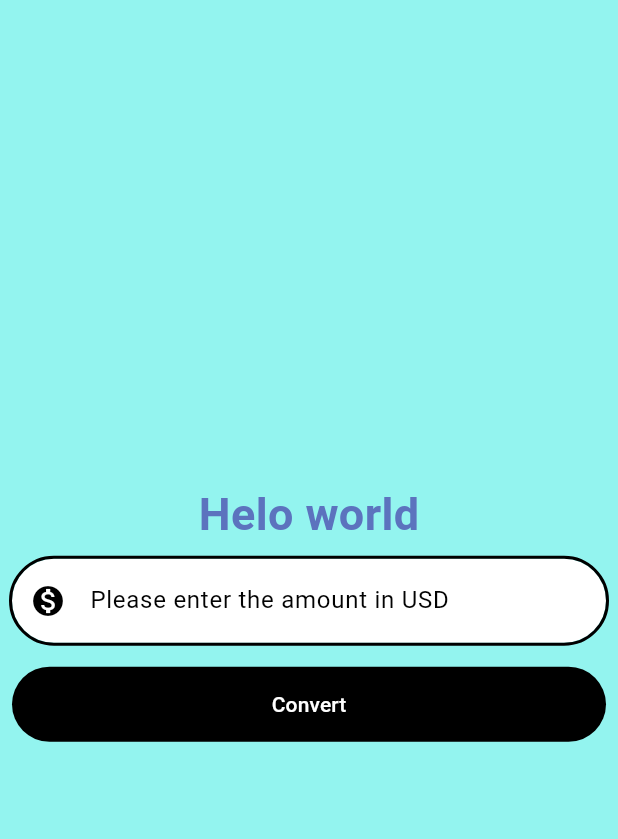
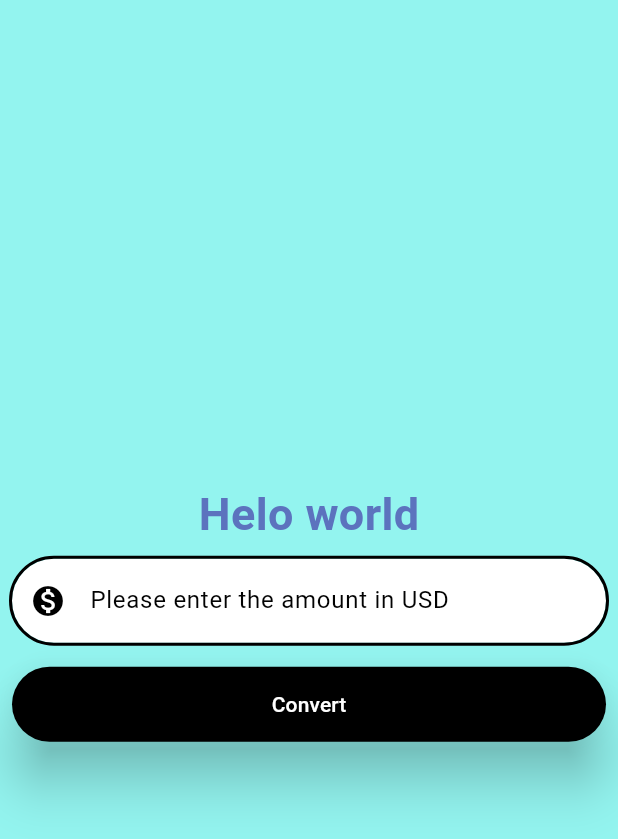
Before and after one commit to shinitks/Currency_Convertor, a Flutter app: the screen it shows after launch, on a phone screen of 412 x 824 dp. Shown: the top 839 px of the screen. Run offline on Flutter 3.47's test engine with Material 3 defaults, Android fonts, the phone set to English and light mode, and no system bars.

Commit message:
ElevatedButton

```diff
--- a/lib/currency_convertor_material_page.dart
+++ b/lib/currency_convertor_material_page.dart
@@ -56,13 +56,14 @@ class CurrencyConvertMaterialPage extends StatelessWidget {
               ),
               Padding(
                 padding: const EdgeInsets.all(8.0),
-                child: TextButton(
+                child: ElevatedButton(
                   onPressed: () {
                     if (kDebugMode) {
                       print('Button clicked');
                     }
                   },
                   style:const ButtonStyle(
+                    elevation: WidgetStatePropertyAll(15),
                     backgroundColor: WidgetStatePropertyAll(Colors.black),
                     foregroundColor: WidgetStatePropertyAll(Colors.white),
                     minimumSize: WidgetStatePropertyAll(Size(double.infinity, 50))
```
